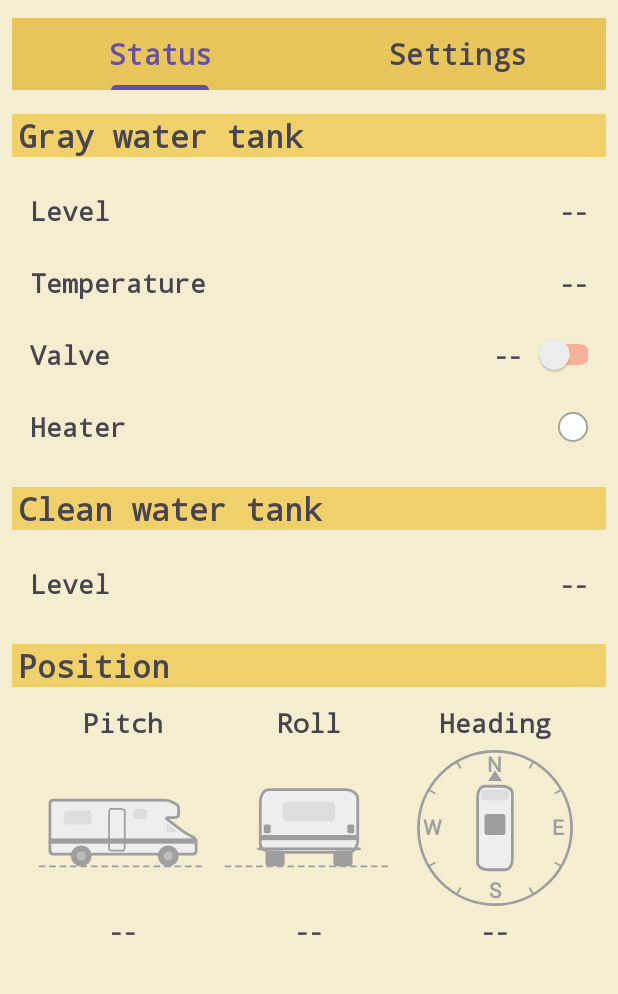
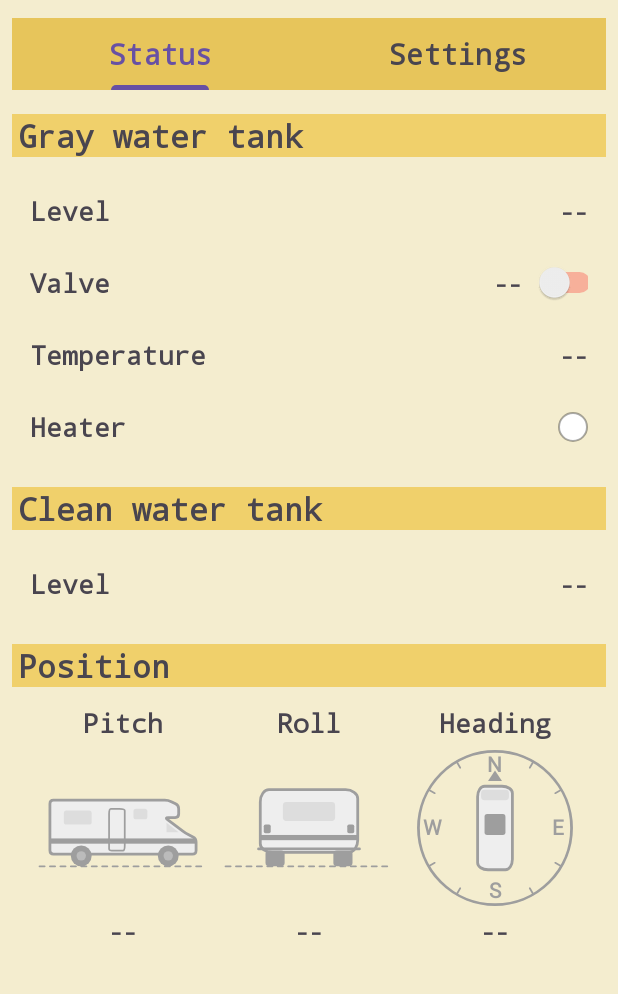
Before and after one commit to TheGrycek/Tank-Manager-App, an Android app: the MainActivity screen opened directly, with no data from a screen before it, on a phone screen of 412 x 824 dp, the part 157-1151 px from its top. Run offline under Robolectric (Android 15) with nearby library versions, the phone set to English and light mode, and no system bars; 1 statement that could not run was skipped.

Commit message:
clean tank fill mode, reorder gray tank rows

```diff
--- a/app/src/main/res/layout/activity_main.xml
+++ b/app/src/main/res/layout/activity_main.xml
@@ -160,26 +160,6 @@
                         android:text="@string/no_value" />
                 </LinearLayout>
 
-                <LinearLayout
-                    android:layout_marginHorizontal="12dp"
-                    android:layout_width="match_parent"
-                    android:layout_height="48dp"
-                    android:gravity="center_vertical"
-                    android:orientation="horizontal">
-
-                    <TextView
-                        style="@style/Label"
-                        android:layout_width="0dp"
-                        android:layout_weight="1"
-                        android:text="@string/temperature" />
-
-                    <TextView
-                        android:id="@+id/gray_water_lvl_temp"
-                        style="@style/Value"
-                        android:layout_width="wrap_content"
-                        android:text="@string/no_value" />
-                </LinearLayout>
-
                 <!-- Label, actual valve state, then the switch on the same row; the switch draws its track
                      12 dp inside its bounds, the negative margin puts the track flush with the values -->
                 <LinearLayout
@@ -211,6 +191,26 @@
                         android:layout_marginEnd="-12dp"
                         android:contentDescription="@string/valve"
                         android:trackTint="#FF0000" />
+                </LinearLayout>
+
+                <LinearLayout
+                    android:layout_marginHorizontal="12dp"
+                    android:layout_width="match_parent"
+                    android:layout_height="48dp"
+                    android:gravity="center_vertical"
+                    android:orientation="horizontal">
+
+                    <TextView
+                        style="@style/Label"
+                        android:layout_width="0dp"
+                        android:layout_weight="1"
+                        android:text="@string/temperature" />
+
+                    <TextView
+                        android:id="@+id/gray_water_lvl_temp"
+                        style="@style/Value"
+                        android:layout_width="wrap_content"
+                        android:text="@string/no_value" />
                 </LinearLayout>
 
                 <!-- Heater: an indicator light, green when on, red when off, grey without a value -->
@@ -406,6 +406,18 @@
                     android:layout_width="match_parent"
                     android:layout_height="48dp"
                     android:max="4" />
+
+                <TextView
+                    style="@style/SectionTitle"
+                    android:layout_marginTop="16dp"
+                    android:text="@string/settings_clean_filling" />
+
+                <Switch
+                    android:layout_marginHorizontal="12dp"
+                    android:id="@+id/fill_mode_switch"
+                    style="@style/Label"
+                    android:layout_height="48dp"
+                    android:text="@string/settings_fill_mode" />
             </LinearLayout>
         </FrameLayout>
     </ScrollView>
--- a/app/src/main/res/values/strings.xml
+++ b/app/src/main/res/values/strings.xml
@@ -45,6 +45,8 @@
     <string name="settings_heating">Heating</string>
     <string name="settings_auto_heating">Auto-heating</string>
     <string name="settings_heating_threshold">Heating threshold: %1$d °C</string>
+    <string name="settings_clean_filling">Clean tank filling</string>
+    <string name="settings_fill_mode">Fill mode</string>
     <string name="scanning">Scanning for the tank controller…</string>
     <string name="enable_bluetooth">Please enable Bluetooth and try again.</string>
     <string name="scan_permissions_required">Permissions are required to scan for Bluetooth devices.</string>
```
Also changed, not shown: app/src/main/java/com/example/tank_manager/MainActivity.java (+8 -2 lines), app/src/main/java/com/example/tank_manager/Protocol.java (+12 -4 lines), 1 other file.
